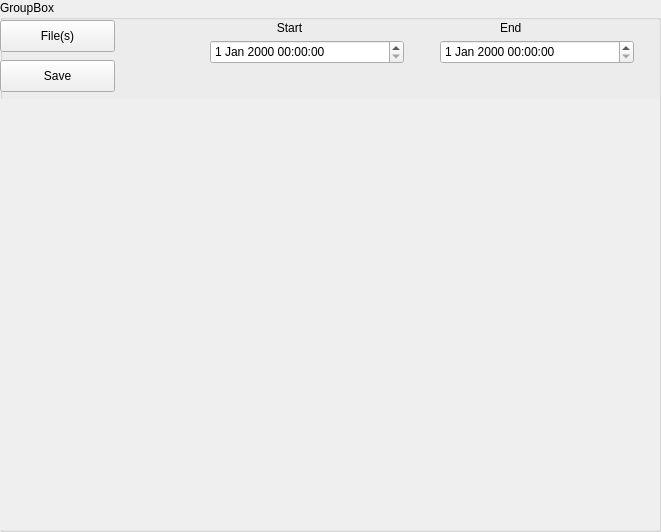
This is Python/interface/groupbox.ui in atbd/CLS as Qt 5 draws it before an edit. The edited form follows.
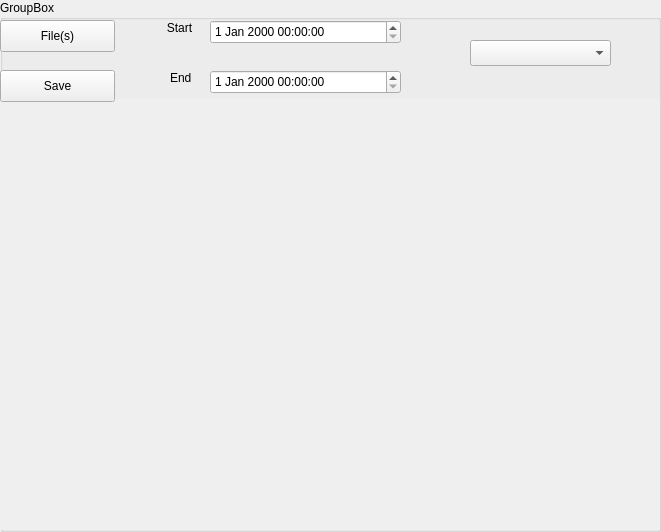
This is the edited form.

Patch:
```diff
--- a/Python/interface/groupbox.ui
+++ b/Python/interface/groupbox.ui
@@ -46,7 +46,7 @@
    <property name="geometry">
     <rect>
      <x>0</x>
-     <y>60</y>
+     <y>70</y>
      <width>115</width>
      <height>32</height>
     </rect>
@@ -58,8 +58,8 @@
   <widget class="QLabel" name="labelEnd">
    <property name="geometry">
     <rect>
-     <x>500</x>
-     <y>20</y>
+     <x>170</x>
+     <y>70</y>
      <width>59</width>
      <height>16</height>
     </rect>
@@ -71,7 +71,7 @@
   <widget class="QLabel" name="labelStart">
    <property name="geometry">
     <rect>
-     <x>260</x>
+     <x>150</x>
      <y>20</y>
      <width>59</width>
      <height>16</height>
@@ -88,8 +88,8 @@
    <property name="geometry">
     <rect>
      <x>210</x>
-     <y>40</y>
-     <width>194</width>
+     <y>20</y>
+     <width>191</width>
      <height>24</height>
     </rect>
    </property>
@@ -97,13 +97,23 @@
   <widget class="QDateTimeEdit" name="dateTimeEditEnd">
    <property name="geometry">
     <rect>
-     <x>440</x>
-     <y>40</y>
-     <width>194</width>
+     <x>210</x>
+     <y>70</y>
+     <width>191</width>
      <height>24</height>
     </rect>
    </property>
   </widget>
+  <widget class="QComboBox" name="comboBox">
+   <property name="geometry">
+    <rect>
+     <x>470</x>
+     <y>40</y>
+     <width>141</width>
+     <height>26</height>
+    </rect>
+   </property>
+  </widget>
  </widget>
  <resources/>
  <connections/>
```
